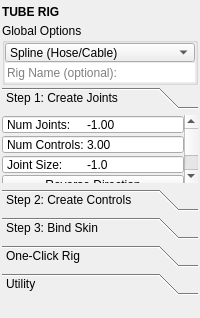
Old version of the form mayatk/rig_utils/tube_rig/tube_rig.ui in the repository m3trik/mayatk.
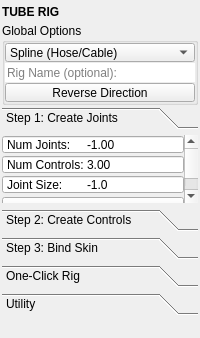
New version of the form. The open tabs and pages were chosen to show the change. Custom widgets are drawn as their Qt base class.

What changed in the file:
```diff
--- a/mayatk/rig_utils/tube_rig/tube_rig.ui
+++ b/mayatk/rig_utils/tube_rig/tube_rig.ui
@@ -136,6 +136,28 @@
          </property>
         </widget>
        </item>
+       <item>
+        <widget class="QPushButton" name="chk000">
+         <property name="minimumSize">
+          <size>
+           <width>0</width>
+           <height>19</height>
+          </size>
+         </property>
+         <property name="maximumSize">
+          <size>
+           <width>999</width>
+           <height>19</height>
+          </size>
+         </property>
+         <property name="text">
+          <string>Reverse Direction</string>
+         </property>
+         <property name="checkable">
+          <bool>true</bool>
+         </property>
+        </widget>
+       </item>
       </layout>
      </widget>
     </item>
@@ -271,28 +293,6 @@
           </property>
          </widget>
         </item>
-        <item>
-         <widget class="QPushButton" name="chk000">
-          <property name="minimumSize">
-           <size>
-            <width>0</width>
-            <height>19</height>
-           </size>
-          </property>
-          <property name="maximumSize">
-           <size>
-            <width>999</width>
-            <height>19</height>
-           </size>
-          </property>
-          <property name="text">
-           <string>Reverse Direction</string>
-          </property>
-          <property name="checkable">
-           <bool>true</bool>
-          </property>
-         </widget>
-        </item>
         <item>
          <widget class="QPushButton" name="b001">
           <property name="minimumSize">
```
